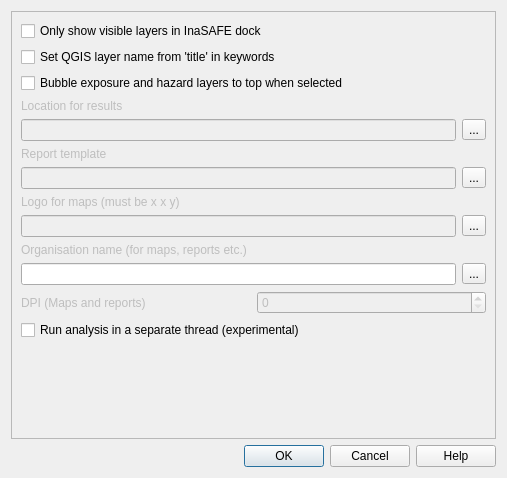
This is gui/is_options_dialog_base.ui in inasafe/inasafe as Qt 5 draws it before an edit. The edited form follows.
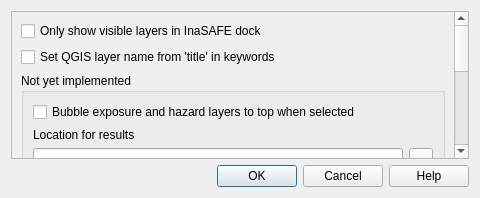
This is the edited form. Icons and pictures are not drawn.

Commit message: Hide not yet implemented options and get rid of bubble layers implmenetation so that we can merge to master.

Patch:
```diff
--- a/gui/is_options_dialog_base.ui
+++ b/gui/is_options_dialog_base.ui
@@ -6,8 +6,8 @@
    <rect>
     <x>0</x>
     <y>0</y>
-    <width>507</width>
-    <height>478</height>
+    <width>480</width>
+    <height>198</height>
    </rect>
   </property>
   <property name="windowTitle">
@@ -37,9 +37,9 @@
       <property name="geometry">
        <rect>
         <x>0</x>
-        <y>0</y>
-        <width>487</width>
-        <height>425</height>
+        <y>-8</y>
+        <width>453</width>
+        <height>433</height>
        </rect>
       </property>
       <layout class="QGridLayout" name="gridLayout_2">
@@ -53,7 +53,40 @@
          </property>
         </widget>
        </item>
+       <item row="5" column="0">
+        <spacer name="verticalSpacer">
+         <property name="orientation">
+          <enum>Qt::Vertical</enum>
+         </property>
+         <property name="sizeHint" stdset="0">
+          <size>
+           <width>20</width>
+           <height>40</height>
+          </size>
+         </property>
+        </spacer>
+       </item>
+       <item row="1" column="0">
+        <widget class="QCheckBox" name="cbxVisibleLayersOnly">
+         <property name="text">
+          <string>Only show visible layers in InaSAFE dock</string>
+         </property>
+        </widget>
+       </item>
+       <item row="4" column="0">
+        <widget class="QCheckBox" name="cbxUseThread">
+         <property name="text">
+          <string>Run analysis in a separate thread (experimental)</string>
+         </property>
+        </widget>
+       </item>
        <item row="3" column="0">
+        <widget class="QGroupBox" name="grpNotImplemented">
+         <property name="title">
+          <string>Not yet implemented</string>
+         </property>
+         <layout class="QGridLayout" name="gridLayout_3">
+          <item row="0" column="0">
         <widget class="QCheckBox" name="cbxBubbleLayersUp">
          <property name="enabled">
           <bool>true</bool>
@@ -63,27 +96,30 @@
          </property>
         </widget>
        </item>
-       <item row="4" column="0">
+          <item row="1" column="0">
         <widget class="QLabel" name="label">
          <property name="enabled">
-          <bool>false</bool>
+             <bool>true</bool>
          </property>
          <property name="text">
           <string>Location for results</string>
          </property>
         </widget>
        </item>
-       <item row="5" column="0">
+          <item row="2" column="0">
         <layout class="QHBoxLayout" name="horizontalLayout_2">
          <item>
           <widget class="QLineEdit" name="lineEdit">
            <property name="enabled">
-            <bool>false</bool>
+               <bool>true</bool>
            </property>
           </widget>
          </item>
          <item>
           <widget class="QToolButton" name="toolButton">
+              <property name="enabled">
+               <bool>true</bool>
+              </property>
            <property name="text">
             <string>...</string>
            </property>
@@ -91,27 +127,30 @@
          </item>
         </layout>
        </item>
-       <item row="6" column="0">
+          <item row="3" column="0">
         <widget class="QLabel" name="label_2">
          <property name="enabled">
-          <bool>false</bool>
+             <bool>true</bool>
          </property>
          <property name="text">
           <string>Report template</string>
          </property>
         </widget>
        </item>
-       <item row="7" column="0">
+          <item row="4" column="0">
         <layout class="QHBoxLayout" name="horizontalLayout">
          <item>
           <widget class="QLineEdit" name="lineEdit_2">
            <property name="enabled">
-            <bool>false</bool>
+               <bool>true</bool>
            </property>
           </widget>
          </item>
          <item>
           <widget class="QToolButton" name="toolButton_2">
+              <property name="enabled">
+               <bool>true</bool>
+              </property>
            <property name="text">
             <string>...</string>
            </property>
@@ -119,27 +158,30 @@
          </item>
         </layout>
        </item>
-       <item row="8" column="0">
+          <item row="5" column="0">
         <widget class="QLabel" name="label_3">
          <property name="enabled">
-          <bool>false</bool>
+             <bool>true</bool>
          </property>
          <property name="text">
           <string>Logo for maps (must be x x y) </string>
          </property>
         </widget>
        </item>
-       <item row="9" column="0">
+          <item row="6" column="0">
         <layout class="QHBoxLayout" name="horizontalLayout_3">
          <item>
           <widget class="QLineEdit" name="lineEdit_3">
            <property name="enabled">
-            <bool>false</bool>
+               <bool>true</bool>
            </property>
           </widget>
          </item>
          <item>
           <widget class="QToolButton" name="toolButton_3">
+              <property name="enabled">
+               <bool>true</bool>
+              </property>
            <property name="text">
             <string>...</string>
            </property>
@@ -147,23 +189,30 @@
          </item>
         </layout>
        </item>
-       <item row="10" column="0">
+          <item row="7" column="0">
         <widget class="QLabel" name="label_4">
          <property name="enabled">
-          <bool>false</bool>
+             <bool>true</bool>
          </property>
          <property name="text">
           <string>Organisation name (for maps, reports etc.)</string>
          </property>
         </widget>
        </item>
-       <item row="11" column="0">
+          <item row="8" column="0">
         <layout class="QHBoxLayout" name="horizontalLayout_4">
          <item>
-          <widget class="QLineEdit" name="lineEdit_4"/>
+             <widget class="QLineEdit" name="lineEdit_4">
+              <property name="enabled">
+               <bool>true</bool>
+              </property>
+             </widget>
          </item>
          <item>
           <widget class="QToolButton" name="toolButton_4">
+              <property name="enabled">
+               <bool>true</bool>
+              </property>
            <property name="text">
             <string>...</string>
            </property>
@@ -171,12 +220,12 @@
          </item>
         </layout>
        </item>
-       <item row="12" column="0">
+          <item row="9" column="0">
         <layout class="QHBoxLayout" name="horizontalLayout_5">
          <item>
           <widget class="QLabel" name="label_5">
            <property name="enabled">
-            <bool>false</bool>
+               <bool>true</bool>
            </property>
            <property name="text">
             <string>DPI (Maps and reports)</string>
@@ -186,37 +235,13 @@
          <item>
           <widget class="QSpinBox" name="spinBox">
            <property name="enabled">
-            <bool>false</bool>
+               <bool>true</bool>
            </property>
           </widget>
          </item>
         </layout>
        </item>
-       <item row="14" column="0">
-        <spacer name="verticalSpacer">
-         <property name="orientation">
-          <enum>Qt::Vertical</enum>
-         </property>
-         <property name="sizeHint" stdset="0">
-          <size>
-           <width>20</width>
-           <height>40</height>
-          </size>
-         </property>
-        </spacer>
-       </item>
-       <item row="1" column="0">
-        <widget class="QCheckBox" name="cbxVisibleLayersOnly">
-         <property name="text">
-          <string>Only show visible layers in InaSAFE dock</string>
-         </property>
-        </widget>
-       </item>
-       <item row="13" column="0">
-        <widget class="QCheckBox" name="cbxUseThread">
-         <property name="text">
-          <string>Run analysis in a separate thread (experimental)</string>
-         </property>
+         </layout>
         </widget>
        </item>
       </layout>
```
Left out of the diff: 1 changed line with no effect on the pictures. Lines whose indentation alone changed are shown as unchanged. The commit also changes 6 other files.
